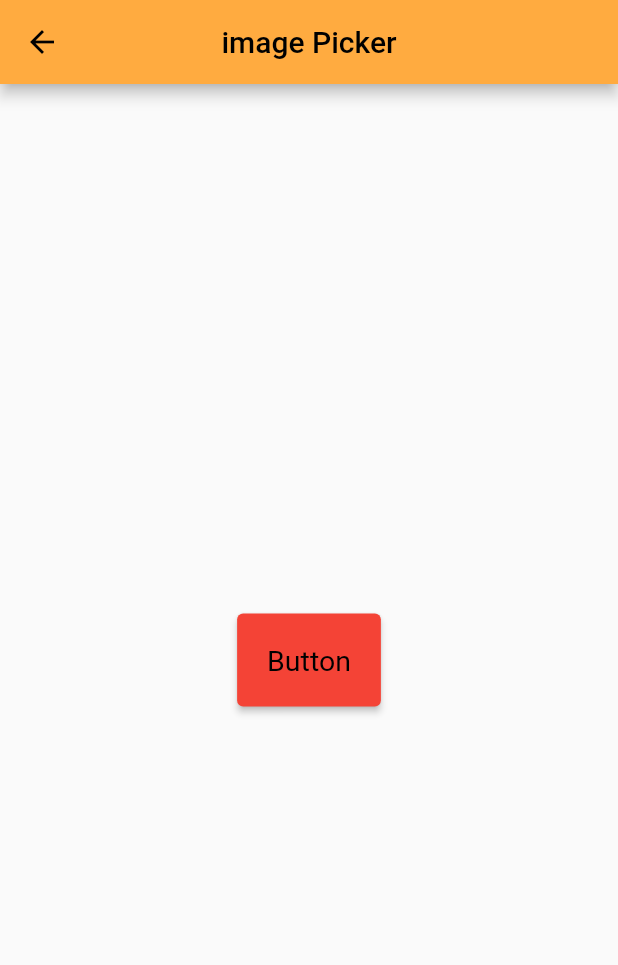
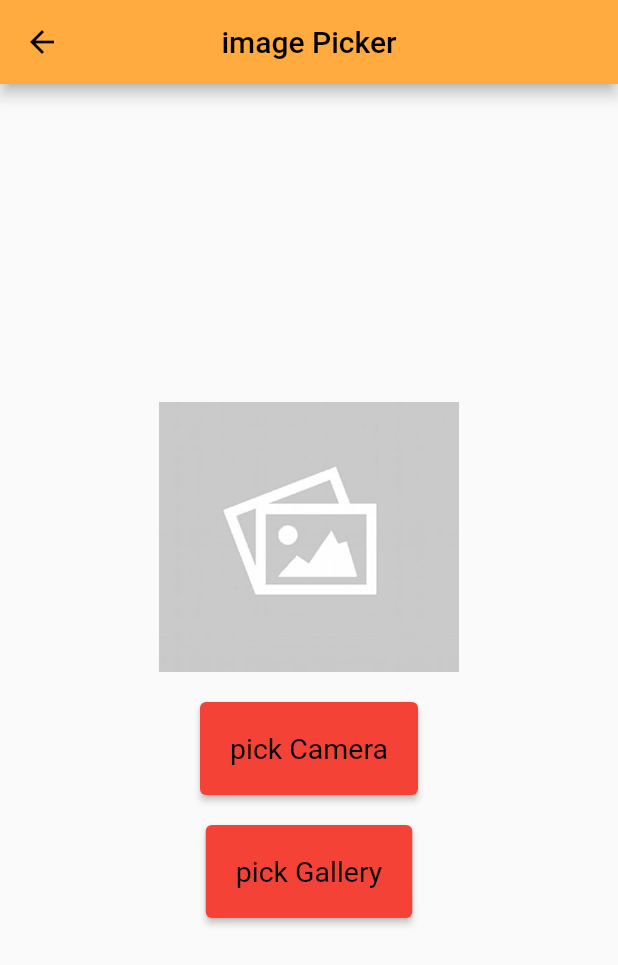
Before and after one commit to keval1616/flutter_devs, a Flutter app: the screen it shows after launch, after a tap on "Image_Picker", on a phone screen of 412 x 824 dp. Shown: the top 965 px of the screen. Run offline on Flutter 3.47's test engine with Material 2 defaults, Android fonts, the phone set to English and light mode, and no system bars; our stand-ins replace carousel_slider, cloud_firestore, firebase_core, get, image_cropper, image_picker; missing offline and left inert: snapshot; accounts and stored records are empty.

```diff
--- a/lib/Image_picker/image_picker.dart
+++ b/lib/Image_picker/image_picker.dart
@@ -65,11 +65,29 @@ class _Image_pickerState extends State<Image_picker> {
         backgroundColor: Colors.orangeAccent,
       ),
       body:
+        Column(
+          mainAxisAlignment: MainAxisAlignment.center,
+          children: [
+            Container(
+              width: 200,
+              height: 180,
+              color: Colors.orangeAccent,
+              child: (_image != null)
+                  ? Image.file(
+                _image!,
+                height: 200,
+                width: 180,
+                fit: BoxFit.fill,
+              ) :Image.asset("assets/empty.jpeg",fit: BoxFit.cover,),
+
+            ),
+            SizedBox(height: 20,),
+
             Center(
               child: ElevatedButton(
-            child: Text('Button'),
+                child: Text('pick Camera'),
                 onPressed: () async{
-             await getCameraImage();
+                  getCameraImage();
                 },
                 style: ButtonStyle(
                     backgroundColor: MaterialStateProperty.all(Colors.red),
@@ -77,7 +95,24 @@ class _Image_pickerState extends State<Image_picker> {
                     textStyle: MaterialStateProperty.all(TextStyle(fontSize: 19))),
 
       ),
+
+
             ),
+            SizedBox(height: 20,),
+            ElevatedButton(
+              child: Text('pick Gallery'),
+              onPressed: () async{
+                getGalleryImage();
+              },
+              style: ButtonStyle(
+                  backgroundColor: MaterialStateProperty.all(Colors.red),
+                  padding: MaterialStateProperty.all(EdgeInsets.all(20)),
+                  textStyle: MaterialStateProperty.all(TextStyle(fontSize: 19))),
+
+            ),
+          ],
+        ),
+
     );
   }
 }
--- a/lib/home_Page.dart
+++ b/lib/home_Page.dart
@@ -43,7 +43,9 @@ class _Home_PageState extends State<Home_Page> {
             ),
             SizedBox(height: 20,),
             InkWell(
-              onTap : (){},
+              onTap : (){
+                Navigator.pushNamed(context, '/HomePage');
+              },
               child: Container(
                 width: 330,
                 height: 50,
--- a/lib/main.dart
+++ b/lib/main.dart
@@ -1,20 +1,39 @@
 
 
 
+import 'package:firebase_core/firebase_core.dart';
 import 'package:flutter/material.dart';
+import 'package:flutter/services.dart';
 import 'package:get/get.dart';
+import 'package:snapshot/snapshot.dart';
 
 import 'utils/Routes/app_pages.dart';
 
 Future<void> main() async {
-  runApp(const MyApp());
+  WidgetsFlutterBinding.ensureInitialized();
+  await Firebase.initializeApp();
+  SystemChrome.setSystemUIOverlayStyle(const SystemUiOverlayStyle(
+    statusBarColor: Colors.transparent,
+    statusBarBrightness: Brightness.light, // For iOS: (dark icons)
+    statusBarIconBrightness: Brightness.dark, // For Android: (dark icons)
+    // status bar color
+  ));
+  runApp( MyApp());
 }
 class MyApp extends StatelessWidget {
-  const MyApp({Key? key}) : super(key: key);
+
+  final Future<FirebaseApp> _initialization = Firebase.initializeApp();
 
   // This widget is the root of your application.
   @override
   Widget build(BuildContext context) {
+    return FutureBuilder(
+        future: _initialization,
+        builder: (context, snapshot) {
+          if (snapshot.hasError) {
+            print("somthing wrong");
+          }
+          if (snapshot.connectionState == ConnectionState.done) {
             return GetMaterialApp(
 
 
@@ -28,4 +47,8 @@ class MyApp extends StatelessWidget {
                   primarySwatch: Colors.lightGreen),
             );
           }
+          return CircularProgressIndicator();
+        },
+            );
   }
+  }
--- a/lib/utils/Routes/app_pages.dart
+++ b/lib/utils/Routes/app_pages.dart
@@ -6,6 +6,10 @@
 import 'package:get/get.dart';
 
 import '../../Image_picker/image_picker.dart';
+import '../../firebase/pages/add_student_page.dart';
+import '../../firebase/pages/home_page.dart';
+import '../../firebase/pages/list_student_page.dart';
+import '../../firebase/pages/update_student_page.dart';
 import '../../home_Page.dart';
 import 'app_routes.dart';
 
@@ -17,6 +21,10 @@ class AppPages{
     GetPage(name: Routes.initial, page: () => Home_Page(),),
     GetPage(name: Routes.Image_picker, page: () => Image_picker(),),
     GetPage(name: Routes.home_Page, page: () => Home_Page(),),
+    GetPage(name: Routes.homePage, page: () => HomePage(),),
+    GetPage(name: Routes.addStudentPage, page: () => AddStudentPage(),),
+    GetPage(name: Routes.listStudentPage, page: () => ListStudentPage(),),
+    GetPage(name: Routes.updateStudentPage, page: () => UpdateStudentPage(id: '',),),
 
 
 
--- a/lib/utils/Routes/app_routes.dart
+++ b/lib/utils/Routes/app_routes.dart
@@ -12,6 +12,10 @@ abstract class Routes{
   static const initial = '/';
   static const Image_picker = '/image_picker';
   static const home_Page = '/Home_Page';
+  static const homePage = '/HomePage';
+  static const addStudentPage = '/AddStudentPage';
+  static const listStudentPage = '/ListStudentPage';
+  static const updateStudentPage = '/UpdateStudentPage';
 
 
 
```
Also changed, not shown: lib/Carousel_Slider.dart (added, +78 -0 lines), pubspec.yaml (+7 -2 lines), assets/empty.jpeg (added), 4 other files. Lines whose indentation alone changed are shown as unchanged.
